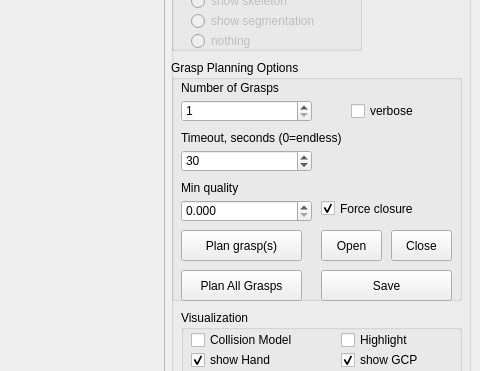
Old version of the form Tools/SkeletonGraspPlanner/SkeletonGraspPlanner.ui in the repository ProtolabSBRE/simox-cgal; both pictures show x 599 to 1079 and y 89 to 460 of the 1079 by 819 pixel window.
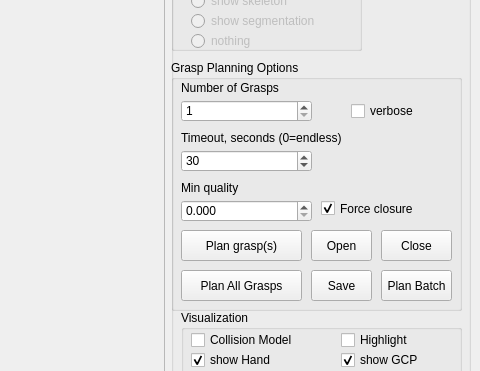
New version of the form.

Commit message: segmented object files have now file ending .soxml added batch grasp planning

The edit to the form file:
```diff
--- a/Tools/SkeletonGraspPlanner/SkeletonGraspPlanner.ui
+++ b/Tools/SkeletonGraspPlanner/SkeletonGraspPlanner.ui
@@ -55,7 +55,7 @@
          <x>0</x>
          <y>140</y>
          <width>291</width>
-         <height>241</height>
+         <height>251</height>
         </rect>
        </property>
        <property name="title">
@@ -173,9 +173,9 @@
        <widget class="QPushButton" name="pushButtonSave">
         <property name="geometry">
          <rect>
-          <x>150</x>
+          <x>140</x>
           <y>210</y>
-          <width>131</width>
+          <width>61</width>
           <height>31</height>
          </rect>
         </property>
@@ -186,9 +186,9 @@
        <widget class="QPushButton" name="pushButtonClose">
         <property name="geometry">
          <rect>
-          <x>220</x>
+          <x>210</x>
           <y>170</y>
-          <width>61</width>
+          <width>71</width>
           <height>31</height>
          </rect>
         </property>
@@ -212,7 +212,7 @@
        <widget class="QPushButton" name="pushButtonOpen">
         <property name="geometry">
          <rect>
-          <x>150</x>
+          <x>140</x>
           <y>170</y>
           <width>61</width>
           <height>31</height>
@@ -248,6 +248,19 @@
          <string>Plan All Grasps</string>
         </property>
        </widget>
+       <widget class="QPushButton" name="pushButtonPlanBatch">
+        <property name="geometry">
+         <rect>
+          <x>210</x>
+          <y>210</y>
+          <width>71</width>
+          <height>31</height>
+         </rect>
+        </property>
+        <property name="text">
+         <string>Plan Batch</string>
+        </property>
+       </widget>
       </widget>
       <widget class="QPushButton" name="pushButtonLoadData">
        <property name="geometry">
```
The commit also changes 16 other files.
